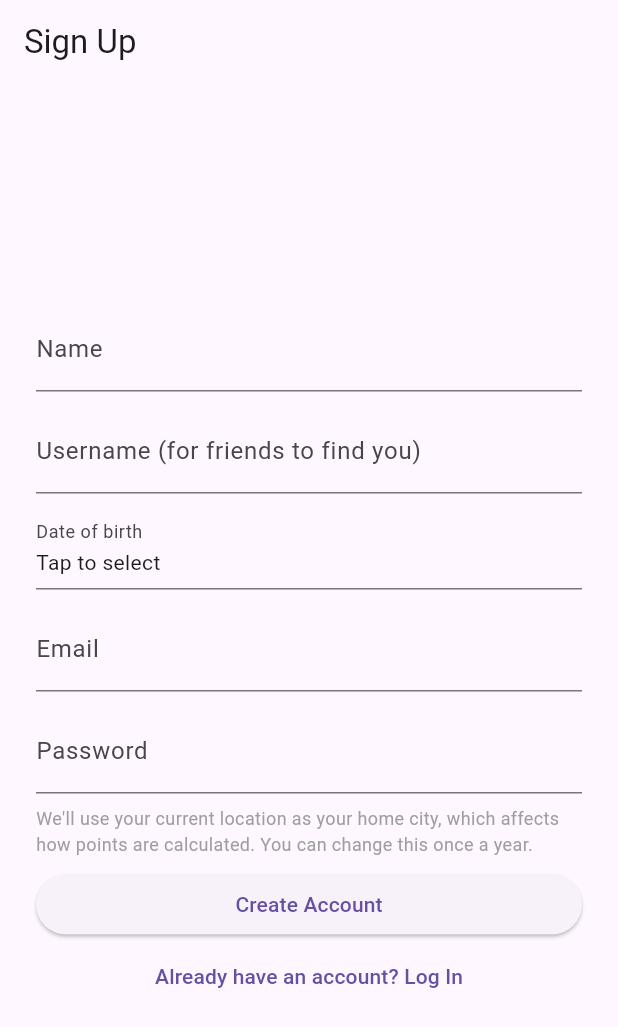
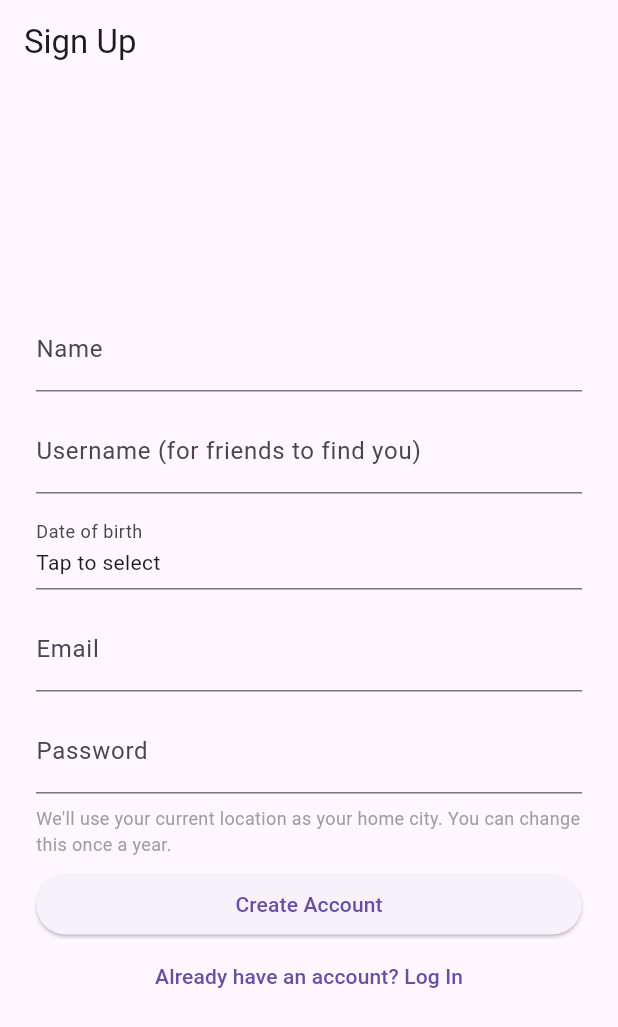
Before and after one commit to Lootm0re/Chekkin-app, a Flutter app: the screen it shows after launch, on a phone screen of 412 x 824 dp. Shown: the top 1027 px of the screen. Run offline on Flutter 3.47's test engine with Material 3 defaults, Android fonts, the phone set to English and light mode, and no system bars; our stand-ins replace cloud_firestore, cloud_functions, firebase_auth, firebase_core, firebase_storage, geolocator and 2 more; missing offline and left inert: avatar_maker, firebase_app_check; accounts and stored records are empty; statements that could not run were skipped.

Commit message:
One nearby search, and drop the points claim from sign-up
- nearbyPlaces makes one Places search again, nearest first, halving its
  cost. Check-ins need you within 22m, so the place you're at is always
  among the 20 results. Caching results isn't an option: the Places terms
  only allow caching place IDs and coordinates
- Sign-up no longer says your home city affects points, which stopped
  being true with partner tiers. It still asks for it

Co-Authored-By: Claude Opus 5.5 <noreply@anthropic.com>

```diff
--- a/checkin_app/lib/auth_screen.dart
+++ b/checkin_app/lib/auth_screen.dart
@@ -282,9 +282,8 @@ class _AuthScreenState extends State<AuthScreen> {
               const Padding(
                 padding: EdgeInsets.only(bottom: 8),
                 child: Text(
-                  'We\'ll use your current location as your home city, '
-                  'which affects how points are calculated. You can change '
-                  'this once a year.',
+                  'We\'ll use your current location as your home city. '
+                  'You can change this once a year.',
                   style: TextStyle(fontSize: 12, color: Colors.grey),
                 ),
               ),
```
Also changed, not shown: 1 other file.
